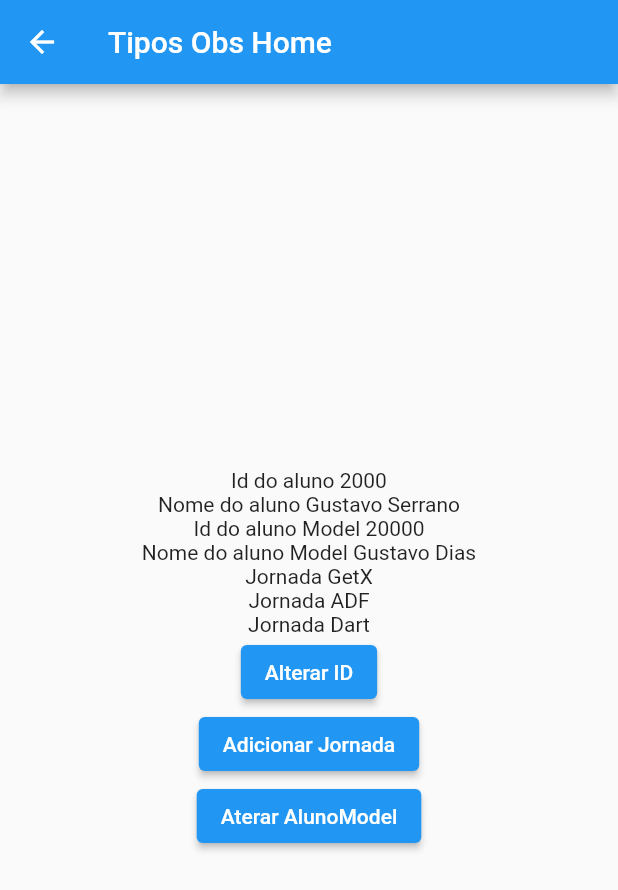
After one commit to 2DevGs/get_state_manager, a Flutter app: the TiposOBSPage screen opened by its route, on a phone screen of 412 x 824 dp. The commit adds this screen. Shown: the top 890 px of the screen. Run offline on Flutter 3.47's test engine with Material 2 defaults, Android fonts, the phone set to English and light mode, and no system bars; our stand-ins replace get.

Commit message:
RxExtensions (obs)
In this commit, a basic structure was implemented to transform a variable into an observable object using the concepts of .obs

```diff
--- a/lib/home_page.dart
+++ b/lib/home_page.dart
@@ -38,6 +38,12 @@ class HomePage extends StatelessWidget {
               },
               child: const Text('Tipos Reativos Genericos Nullos'),
             ),
+            TextButton(
+              onPressed: () {
+                Get.toNamed('/tiposObs');
+              },
+              child: const Text('Tipos Obs'),
+            ),
           ],
         ),
       ),
--- a/lib/main.dart
+++ b/lib/main.dart
@@ -3,6 +3,7 @@ import 'package:get/get.dart';
 
 import 'basico/reatividade_page.dart';
 import 'home_page.dart';
+import 'tipos/tipo_obs_page.dart';
 import 'tipos/tipo_reativos_genericos_nullos_page.dart';
 import 'tipos/tipo_reativos_genericos_page.dart';
 import 'tipos/tipo_reativos_page.dart';
@@ -22,6 +23,7 @@ class MyApp extends StatelessWidget {
         GetPage(name: '/tiposReativos', page: () => TipoReativosPage()),
         GetPage(name: '/tiposReativosGenericos', page: () => TipoReativosGenericosPage()),
         GetPage(name: '/tiposReativosGenericosNullos', page: () => TipoReativosGenericosNullosPage()),
+        GetPage(name: '/tiposObs', page: () => TiposOBSPage()),
       ],
     );
   }
--- /dev/null
+++ b/lib/tipos/tipo_obs_page.dart
@@ -0,0 +1,100 @@
+import 'package:flutter/material.dart';
+import 'package:get/get.dart';
+import 'package:get_state_manager/tipos/model/aluno.dart';
+
+class TiposOBSPage extends StatelessWidget {
+  final nome = 'Gustavo Dias'.obs;
+  final isAluno = true.obs;
+  final qtdAlunos = 2.obs;
+  final valorCurso = 1497.52.obs;
+  final jornadas = [
+    'Jornada GetX',
+    'Jornada ADF',
+    'Jornada Dart',
+  ].obs;
+  final aluno = <String, dynamic>{
+    'id': 2000,
+    'nome': 'Gustavo Serrano',
+    'tipo': 'Aluno',
+  }.obs;
+
+  final alunoModel = Aluno(
+    id: 20000,
+    nome: 'Gustavo Dias',
+    email: 'dev.gustavoserrano@gmail.com',
+    curso: 'Jornada GetX',
+  ).obs;
+
+  // variáveis nullas não podem ser instanciadas diretamente com null, se ela pode recebe nullo deve usar o Rxn e Rxn{type}
+  // final x = null.obs;
+
+  TiposOBSPage({super.key});
+
+  @override
+  Widget build(BuildContext context) {
+    return Scaffold(
+      appBar: AppBar(
+        title: const Text('Tipos Obs Home'),
+      ),
+      body: Center(
+        child: Column(
+          mainAxisAlignment: MainAxisAlignment.center,
+          children: [
+            Obx(() {
+              debugPrint('Montando ID do aluno');
+              return Text('Id do aluno ${aluno['id']}');
+            }),
+            Obx(() {
+              debugPrint('Montando NOME do aluno');
+              return Text('Nome do aluno ${aluno['nome']}');
+            }),
+            Obx(() {
+              debugPrint('Montando ID do aluno Model');
+              return Text('Id do aluno Model ${alunoModel.value.id}');
+            }),
+            Obx(() {
+              debugPrint('Montando NOME do aluno Model');
+              return Text('Nome do aluno Model ${alunoModel.value.nome}');
+            }),
+            Obx(() {
+              return Column(
+                children: jornadas.map(Text.new).toList(),
+              );
+            }),
+            ElevatedButton(
+              onPressed: () {
+                aluno['id'] = 50;
+                aluno.refresh();
+              },
+              child: const Text('Alterar ID'),
+            ),
+            ElevatedButton(
+              onPressed: () {
+                jornadas.assign('Jornada Flutter');
+                jornadas.refresh();
+              },
+              child: const Text('Adicionar Jornada'),
+            ),
+            ElevatedButton(
+              onPressed: () {
+                // alunoModel.value = Aluno(
+                //   id: 10,
+                //   nome: 'Gu',
+                //   email: 'NONE',
+                //   curso: 'Jornada ADF',
+                // );
+                alunoModel(Aluno(
+                  id: 10,
+                  nome: 'Gu',
+                  email: 'NONE',
+                  curso: 'Jornada ADF',
+                ));
+              },
+              child: const Text('Aterar AlunoModel'),
+            ),
+          ],
+        ),
+      ),
+    );
+  }
+}
```
